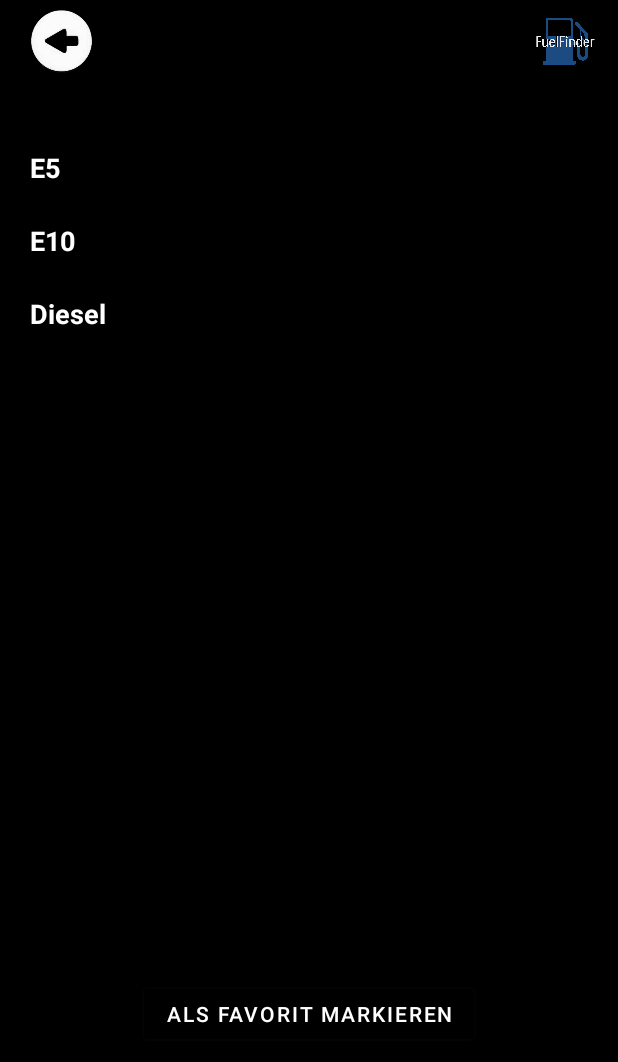
After one commit to NicoSyntax/FuelFinder, an Android app: the layout fragment_home_detail.xml on its own in the app's theme, with its tools: preview values and no code run, on a phone screen of 412 x 824 dp. The commit adds this screen. Shown: the top 1062 px of the screen. Run offline under Robolectric (Android 15) with nearby library versions, the phone set to English and light mode, and no system bars.

Commit message:
Api getestet Home Fragment und HomeDetailFragment gebaut

```diff
--- a/app/src/main/java/de/syntax/androidabschluss/data/Repository.kt
+++ b/app/src/main/java/de/syntax/androidabschluss/data/Repository.kt
@@ -3,7 +3,7 @@ package de.syntax.androidabschluss.data
 import android.util.Log
 import androidx.lifecycle.LiveData
 import androidx.lifecycle.MutableLiveData
-import de.syntax.androidabschluss.data.model.ServerResponse
+import de.syntax.androidabschluss.data.model.ApiResponse
 import de.syntax.androidabschluss.data.remote.FuelFinderApi
 
 
@@ -12,8 +12,8 @@ class Repository(private val api: FuelFinderApi) {
 
     private val key = "eaefa201-66ec-a001-e4ee-8a91dfdcc983"
 
-    private val _stationList = MutableLiveData<ServerResponse>()
-    val stationList: LiveData<ServerResponse>
+    private val _stationList = MutableLiveData<ApiResponse>()
+    val stationList: LiveData<ApiResponse>
         get() = _stationList
 
     suspend fun getStations() {
--- a/app/src/main/java/de/syntax/androidabschluss/data/model/ServerResponse.kt
+++ b/app/src/main/java/de/syntax/androidabschluss/data/model/ApiResponse.kt
@@ -1,6 +1,6 @@
 package de.syntax.androidabschluss.data.model
 
-data class ServerResponse(
+data class ApiResponse(
     val ok: Boolean,
     val license: String,
     val data: String,
--- a/app/src/main/java/de/syntax/androidabschluss/data/model/Station.kt
+++ b/app/src/main/java/de/syntax/androidabschluss/data/model/Station.kt
@@ -14,5 +14,6 @@ data class Station (
     val e10: Double?,
     val isOpen: Boolean,
     val houseNumber: String,
-    val postCode: Int
+    val postCode: Int,
+    var isFavourite: Boolean = false
 )
--- a/app/src/main/java/de/syntax/androidabschluss/data/remote/FuelFinderApiService.kt
+++ b/app/src/main/java/de/syntax/androidabschluss/data/remote/FuelFinderApiService.kt
@@ -2,7 +2,7 @@ package de.syntax.androidabschluss.data.remote
 
 import com.squareup.moshi.Moshi
 import com.squareup.moshi.kotlin.reflect.KotlinJsonAdapterFactory
-import de.syntax.androidabschluss.data.model.ServerResponse
+import de.syntax.androidabschluss.data.model.ApiResponse
 import okhttp3.OkHttpClient
 import okhttp3.logging.HttpLoggingInterceptor
 import retrofit2.Retrofit
@@ -35,8 +35,8 @@ private val retrofit = Retrofit.Builder()
 interface FuelFinderApiService{
     @GET("json/list.php?lat=52.45277&lng=9.75456&rad=4&type=all&")
     suspend fun getStations(
-        @Query("key") key: String
-    ): ServerResponse
+        @Query("apikey") key: String
+    ): ApiResponse
 }
 
 object FuelFinderApi{
--- a/app/src/main/java/de/syntax/androidabschluss/viewmodel/MainViewModel.kt
+++ b/app/src/main/java/de/syntax/androidabschluss/viewmodel/MainViewModel.kt
@@ -15,9 +15,6 @@ class MainViewModel (application: Application): AndroidViewModel(application){
 
     val stations = repository.stationList
 
-    init {
-        loadStations()
-    }
 
     fun loadStations(){
         try {
--- a/app/src/main/res/layout/fragment_home.xml
+++ b/app/src/main/res/layout/fragment_home.xml
@@ -7,7 +7,7 @@
     tools:context=".ui.HomeFragment">
 
     <androidx.recyclerview.widget.RecyclerView
-        android:id="@+id/rv_chats"
+        android:id="@+id/rv_stations"
         app:layoutManager="androidx.recyclerview.widget.LinearLayoutManager"
         android:layout_width="0dp"
         android:layout_height="0dp"
--- /dev/null
+++ b/app/src/main/res/layout/fragment_home_detail.xml
@@ -0,0 +1,149 @@
+<?xml version="1.0" encoding="utf-8"?>
+<androidx.constraintlayout.widget.ConstraintLayout xmlns:android="http://schemas.android.com/apk/res/android"
+    xmlns:tools="http://schemas.android.com/tools"
+    android:layout_width="match_parent"
+    android:layout_height="match_parent"
+    xmlns:app="http://schemas.android.com/apk/res-auto"
+    tools:context=".ui.HomeDetailFragment"
+    android:background="@color/black">
+
+    <Toolbar
+        android:id="@+id/detail_toolbar"
+        android:layout_width="match_parent"
+        android:layout_height="wrap_content"
+        app:layout_constraintTop_toTopOf="parent"
+        app:layout_constraintStart_toStartOf="parent"
+        app:layout_constraintEnd_toEndOf="parent">
+
+        <ImageView
+            android:id="@+id/back_button"
+            android:layout_width="50dp"
+            android:layout_height="50dp"
+            app:srcCompat="@drawable/back_button"
+            android:textColor="@color/white"/>
+
+        <ImageView
+            android:id="@+id/toolbar_icon"
+            android:layout_width="50dp"
+            android:layout_height="50dp"
+            app:srcCompat="@drawable/station"
+            android:layout_gravity="end"
+            android:layout_marginEnd="10dp"
+            />
+
+    </Toolbar>
+
+    <TextView
+        android:id="@+id/brand_station"
+        android:layout_width="wrap_content"
+        android:layout_height="wrap_content"
+        app:layout_constraintStart_toStartOf="parent"
+        app:layout_constraintEnd_toEndOf="parent"
+        app:layout_constraintTop_toBottomOf="@+id/detail_toolbar"
+        android:textColor="@color/white"
+        android:text=""
+        android:textStyle="bold"
+        android:textSize="32sp"/>
+
+    <TextView
+        android:id="@+id/e5"
+        android:layout_width="wrap_content"
+        android:layout_height="wrap_content"
+        app:layout_constraintStart_toStartOf="parent"
+        app:layout_constraintTop_toBottomOf="@+id/brand_station"
+        android:textColor="@color/white"
+        android:text="@string/e5"
+        android:layout_marginStart="20dp"
+        android:textStyle="bold"
+        android:textSize="18sp"/>
+
+    <TextView
+        android:id="@+id/e5_price"
+        android:layout_width="wrap_content"
+        android:layout_height="wrap_content"
+        app:layout_constraintEnd_toEndOf="parent"
+        app:layout_constraintTop_toBottomOf="@+id/brand_station"
+        android:textColor="@color/white"
+        android:text=""
+        android:layout_marginEnd="20dp"
+        android:textStyle="bold"
+        android:textSize="18sp"/>
+
+    <TextView
+        android:id="@+id/e10"
+        android:layout_width="wrap_content"
+        android:layout_height="wrap_content"
+        app:layout_constraintStart_toStartOf="parent"
+        app:layout_constraintTop_toBottomOf="@+id/e5"
+        android:layout_marginTop="24dp"
+        android:textColor="@color/white"
+        android:text="@string/e10"
+        android:layout_marginStart="20dp"
+        android:textStyle="bold"
+        android:textSize="18sp"/>
+
+    <TextView
+        android:id="@+id/e10_price"
+        android:layout_width="wrap_content"
+        android:layout_height="wrap_content"
+        app:layout_constraintEnd_toEndOf="parent"
+        app:layout_constraintTop_toBottomOf="@+id/e5"
+        android:layout_marginTop="24dp"
+        android:textColor="@color/white"
+        android:text=""
+        android:layout_marginEnd="20dp"
+        android:textStyle="bold"
+        android:textSize="18sp"/>
+
+    <TextView
+        android:id="@+id/diesel"
+        android:layout_width="wrap_content"
+        android:layout_height="wrap_content"
+        app:layout_constraintStart_toStartOf="parent"
+        app:layout_constraintTop_toBottomOf="@+id/e10"
+        android:layout_marginTop="24dp"
+        android:textColor="@color/white"
+        android:text="@string/diesel"
+        android:layout_marginStart="20dp"
+        android:textStyle="bold"
+        android:textSize="18sp"/>
+
+    <TextView
+        android:id="@+id/diesel_price"
+        android:layout_width="wrap_content"
+        android:layout_height="wrap_content"
+        app:layout_constraintEnd_toEndOf="parent"
+        app:layout_constraintTop_toBottomOf="@+id/e10"
+        android:layout_marginTop="24dp"
+        android:textColor="@color/white"
+        android:text=""
+        android:layout_marginEnd="20dp"
+        android:textStyle="bold"
+        android:textSize="18sp"/>
+
+    <TextView
+        android:id="@+id/station_address"
+        android:layout_width="wrap_content"
+        android:layout_height="wrap_content"
+        android:layout_marginTop="32dp"
+        app:layout_constraintTop_toBottomOf="@id/diesel"
+        app:layout_constraintStart_toStartOf="parent"
+        app:layout_constraintEnd_toEndOf="parent"
+        android:textColor="@color/white"/>
+
+    <com.google.android.material.button.MaterialButton
+        android:id="@+id/fv_btn"
+        android:layout_width="wrap_content"
+        android:layout_height="wrap_content"
+        app:layout_constraintStart_toStartOf="parent"
+        app:layout_constraintEnd_toEndOf="parent"
+        app:layout_constraintBottom_toBottomOf="parent"
+        android:layout_marginBottom="124dp"
+        android:text="@string/set_as_favourite"
+        android:textColor="@color/white"
+        style="@style/Widget.MaterialComponents.Button.OutlinedButton"
+         />
+
+
+
+</androidx.constraintlayout.widget.ConstraintLayout>
--- a/app/src/main/res/values/strings.xml
+++ b/app/src/main/res/values/strings.xml
@@ -5,4 +5,9 @@
     <string name="bottom_nav_profile">Profile</string>
     <string name="bottom_nav_settings">Settings</string>
     <string name="bottom_nav_home">Home</string>
+    <string name="e5">E5</string>
+    <string name="e10">E10</string>
+    <string name="diesel">Diesel</string>
+    <string name="back_button">􁉉</string>
+    <string name="set_as_favourite">Als Favorit markieren</string>
 </resources>
```
Also changed, not shown: app/src/main/java/de/syntax/androidabschluss/adapter/HomeAdapter.kt (+38 -1 lines), app/src/main/java/de/syntax/androidabschluss/ui/HomeDetailFragment.kt (added, +54 -0 lines), app/src/main/java/de/syntax/androidabschluss/ui/HomeFragment.kt (+8 -2 lines), app/src/main/res/layout/station_item.xml (added, +109 -0 lines), app/src/main/res/navigation/nav_graph.xml (+17 -1 lines), app/src/main/res/drawable/back_button.png (added), app/src/main/res/drawable/station.png (added).
